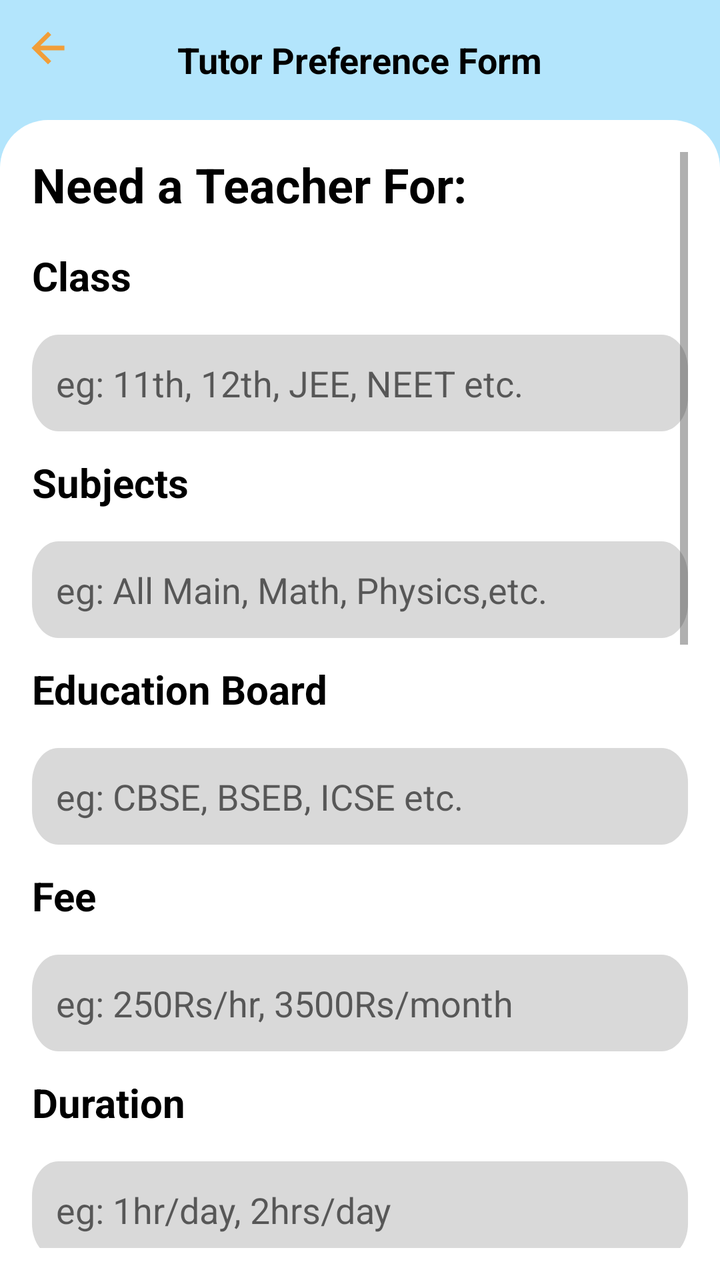
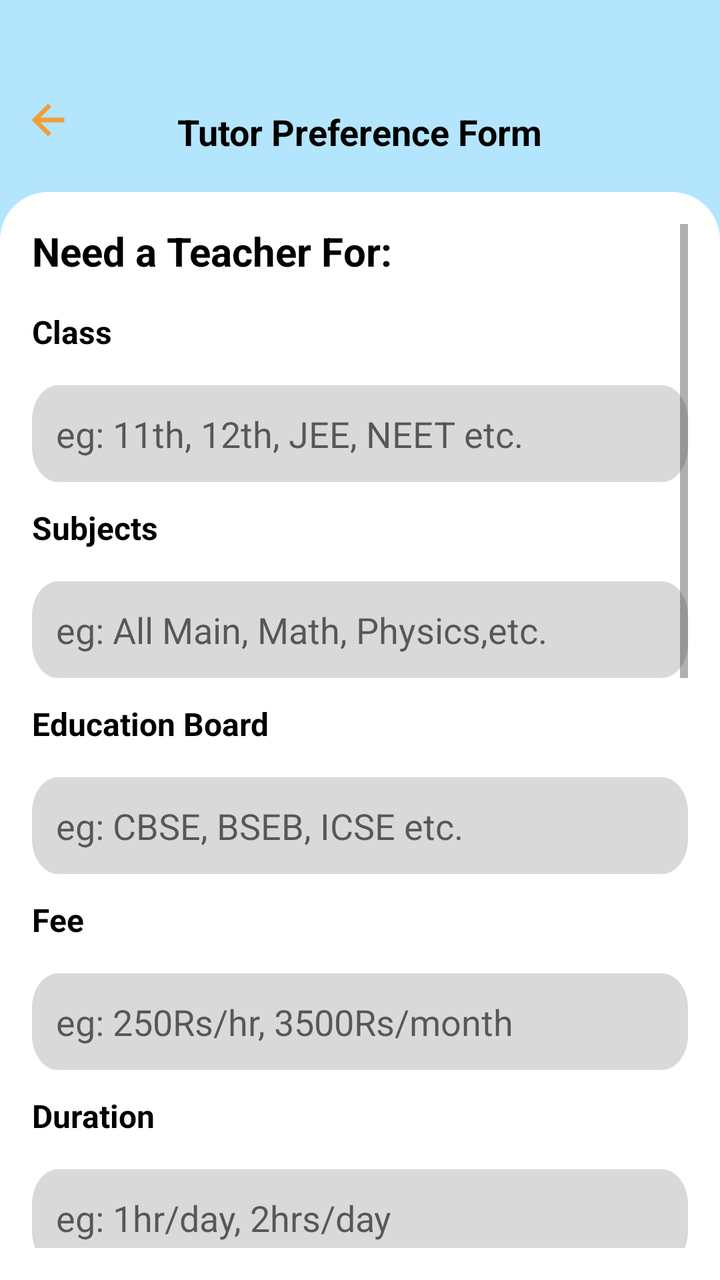

Screens rendered from an Android XML layout before and after an edit, with the pre-edit source and the edit as a unified diff.
<!-- AndroidManifest.xml: application theme Theme.Seekshakcom -->
<!-- res/layout/activity_add_post.xml -->
<?xml version="1.0" encoding="utf-8"?>
<LinearLayout
    xmlns:android="http://schemas.android.com/apk/res/android"
    android:layout_width="match_parent"
    android:layout_height="match_parent"
    android:orientation="vertical"
    android:background="#B3E5FC">

    
    <RelativeLayout
        android:layout_width="match_parent"
        android:layout_height="60dp"
        android:background="#B3E5FC"
        android:padding="12dp">

        <ImageView
            android:id="@+id/backArrow"
            android:layout_width="24dp"
            android:layout_height="24dp"
            android:layout_alignParentStart="true"
            android:src="@drawable/ic_back_arrow"
            android:contentDescription="Back" />

        <TextView
            android:id="@+id/headerTitle"
            android:layout_width="wrap_content"
            android:layout_height="wrap_content"
            android:text="Tutor Preference Form"
            android:textSize="18sp"
            android:textColor="#000000"
            android:layout_centerInParent="true"
            android:textStyle="bold" />
    </RelativeLayout>

    
    <ScrollView
        android:layout_width="match_parent"
        android:layout_height="0dp"
        android:layout_weight="1"
        android:padding="16dp"
        android:background="@drawable/form_bg">

        <LinearLayout
            android:layout_width="match_parent"
            android:layout_height="wrap_content"
            android:orientation="vertical">

            
            <TextView
                android:layout_width="wrap_content"
                android:layout_height="wrap_content"
                android:text="Need a Teacher For:"
                android:textStyle="bold"
                android:textSize="24sp"
                android:textColor="#000000"
                android:layout_marginBottom="16dp" />

            
            <TextView
                android:layout_width="wrap_content"
                android:layout_height="wrap_content"
                android:text="Class "
                android:textStyle="bold"
                android:textSize="20sp"
                android:textColor="#000000"
                android:layout_marginBottom="16dp" />
            <EditText
                android:id="@+id/classEditText"
                android:layout_width="match_parent"
                android:layout_height="wrap_content"
                android:hint="eg: 11th, 12th, JEE, NEET etc."
                android:background="@drawable/bg_edittext_rounded"
                android:padding="12dp"
                android:layout_marginBottom="12dp"/>

            
            <TextView
                android:layout_width="wrap_content"
                android:layout_height="wrap_content"
                android:text="Subjects "
                android:textStyle="bold"
                android:textSize="20sp"
                android:textColor="#000000"
                android:layout_marginBottom="16dp" />
            <EditText
                android:id="@+id/subjectEditText"
                android:layout_width="match_parent"
                android:layout_height="wrap_content"
                android:hint="eg: All Main, Math, Physics,etc."
                android:background="@drawable/bg_edittext_rounded"
                android:padding="12dp"
                android:layout_marginBottom="12dp"/>

            
            <TextView
                android:layout_width="wrap_content"
                android:layout_height="wrap_content"
                android:text="Education Board "
                android:textStyle="bold"
                android:textSize="20sp"
                android:textColor="#000000"
                android:layout_marginBottom="16dp" />

            <EditText
                android:id="@+id/edu_board"
                android:layout_width="match_parent"
                android:layout_height="wrap_content"
                android:autofillHints="CBSE BSEB, ICSE"
                android:hint="eg: CBSE, BSEB, ICSE etc."
                android:background="@drawable/bg_edittext_rounded"
                android:padding="12dp"
                android:layout_marginBottom="12dp"/>

            
            <TextView
                android:layout_width="wrap_content"
                android:layout_height="wrap_content"
                android:text="Fee "
                android:textStyle="bold"
                android:textSize="20sp"
                android:textColor="#000000"
                android:layout_marginBottom="16dp" />

            <EditText
                android:id="@+id/feeEditText"
                android:layout_width="match_parent"
                android:layout_height="wrap_content"
                android:hint="eg: 250Rs/hr, 3500Rs/month"
                android:background="@drawable/bg_edittext_rounded"
                android:padding="12dp"
                android:inputType="number"
                android:layout_marginBottom="12dp"/>

            
            <TextView
                android:layout_width="wrap_content"
                android:layout_height="wrap_content"
                android:text="Duration "
                android:textStyle="bold"
                android:textSize="20sp"
                android:textColor="#000000"
                android:layout_marginBottom="16dp" />

            <EditText
                android:id="@+id/durationEditText"
                android:layout_width="match_parent"
                android:layout_height="wrap_content"
                android:hint="eg: 1hr/day, 2hrs/day"
                android:background="@drawable/bg_edittext_rounded"
                android:padding="12dp"
                android:layout_marginBottom="12dp"/>

            
            <TextView
                android:layout_width="wrap_content"
                android:layout_height="wrap_content"
                android:text="Number of Classes"
                android:textStyle="bold"
                android:textSize="20sp"
                android:textColor="#000000"
                android:layout_marginBottom="16dp" />
            <EditText
                android:id="@+id/noOfClassesEditText"
                android:layout_width="match_parent"
                android:layout_height="wrap_content"
                android:hint="eg: 5-6 days/week"
                android:background="@drawable/bg_edittext_rounded"
                android:padding="12dp"
                android:layout_marginBottom="12dp"/>

            
            <TextView
                android:layout_width="wrap_content"
                android:layout_height="wrap_content"
                android:text="Gender Preference "
                android:textStyle="bold"
                android:textSize="20sp"
                android:textColor="#000000"
                android:layout_marginBottom="16dp" />

            <Spinner
                android:id="@+id/genderSpinner"
                android:layout_width="match_parent"
                android:layout_height="45sp"
                android:background="@drawable/bg_edittext_rounded"
                android:padding="12dp"
                android:layout_marginBottom="12dp"/>

            
            <TextView
                android:layout_width="wrap_content"
                android:layout_height="wrap_content"
                android:text="Demo scheduled "
                android:textStyle="bold"
                android:textSize="20sp"
                android:textColor="#000000"
                android:layout_marginBottom="16dp" />

            <LinearLayout
                android:layout_width="match_parent"
                android:layout_height="wrap_content"
                android:orientation="horizontal"
                android:background="@drawable/bg_edittext_rounded"
                android:padding="12dp"
                android:gravity="center_vertical"
                android:layout_marginBottom="12dp">

                <EditText
                    android:id="@+id/demoClassDateEditText"
                    android:layout_width="0dp"
                    android:layout_height="wrap_content"
                    android:layout_weight="1"
                    android:hint="Scheduled Demo Class"
                    android:background="@android:color/transparent"
                    android:focusable="false"
                    android:clickable="true"/>

                <ImageView
                    android:id="@+id/calendarIcon"
                    android:layout_width="24dp"
                    android:layout_height="24dp"
                    android:src="@drawable/ic_calendar"
                    android:contentDescription="Calendar" />
            </LinearLayout>

            
            <TextView
                android:layout_width="wrap_content"
                android:layout_height="wrap_content"
                android:text="Mode of Class "
                android:textStyle="bold"
                android:textSize="20sp"
                android:textColor="#000000"
                android:layout_marginBottom="16dp" />

            <Spinner
                android:id="@+id/modeOfClassesSpinner"
                android:layout_width="match_parent"
                android:layout_height="45sp"
                android:background="@drawable/bg_edittext_rounded"
                android:padding="12dp"
                android:layout_marginBottom="12dp"/>

            
            <TextView
                android:layout_width="wrap_content"
                android:layout_height="wrap_content"
                android:text="Minimum Qualification "
                android:textStyle="bold"
                android:textSize="20sp"
                android:textColor="#000000"
                android:layout_marginBottom="16dp" />

            <EditText
                android:id="@+id/minQualificationEditText"
                android:layout_width="match_parent"
                android:layout_height="wrap_content"
                android:hint="eg: 12th, BA, BSc, MA, BTech etc."
                android:background="@drawable/bg_edittext_rounded"
                android:padding="12dp"
                android:layout_marginBottom="12dp"/>

            
            <TextView
                android:layout_width="wrap_content"
                android:layout_height="wrap_content"
                android:text="Special Requirements "
                android:textStyle="bold"
                android:textSize="20sp"
                android:textColor="#000000"
                android:layout_marginBottom="16dp" />

            <EditText
                android:id="@+id/specialRequirementEditText"
                android:layout_width="match_parent"
                android:layout_height="65sp"
                android:hint="eg: Good Communication Skills"
                android:background="@drawable/bg_edittext_rounded"
                android:padding="12dp"
                android:minLines="3"
                android:gravity="top|start"
                android:inputType="textMultiLine"
                android:layout_marginBottom="20dp"/>

            
            <Button
                android:id="@+id/submitButton"
                android:layout_width="match_parent"
                android:layout_height="wrap_content"
                android:text="SUBMIT"
                android:backgroundTint="#071E64"
                android:textColor="#FFFFFF"
                android:textStyle="bold"
                android:padding="12dp"
                android:textSize="16sp"
                android:layout_marginBottom="24dp"/>

        </LinearLayout>
    </ScrollView>

</LinearLayout>
<!-- resources referenced by this layout -->
<resources>
  <!-- drawable bg_edittext_rounded (drawable) -->
  <vector
      xmlns:android="http://schemas.android.com/apk/res/android"
      xmlns:aapt="http://schemas.android.com/aapt"
      android:width="372dp"
      android:height="42dp"
      android:viewportWidth="372"
      android:viewportHeight="42"
      >
      <group>
          <clip-path
              android:pathData="M15 0H357C365.284 0 372 6.71573 372 15V27C372 35.2843 365.284 42 357 42H15C6.71573 42 0 35.2843 0 27V15C0 6.71573 6.71573 0 15 0Z"
              />
          <path
              android:pathData="M0 0V42H372V0"
              android:fillColor="#D9D9D9"
              />
      </group>
  </vector>
  <!-- drawable form_bg (drawable) -->
  <?xml version="1.0" encoding="utf-8"?>
  <shape xmlns:android="http://schemas.android.com/apk/res/android" android:shape="rectangle">
      <solid android:color="#FFFFFF" /> 
  
      <corners
          android:topLeftRadius="24dp"
          android:topRightRadius="24dp"
          android:bottomLeftRadius="0dp"
          android:bottomRightRadius="0dp" />
  </shape>
  <!-- drawable ic_back_arrow (drawable) -->
  <vector xmlns:android="http://schemas.android.com/apk/res/android"
      android:width="24dp"
      android:height="24dp"
      android:viewportWidth="960"
      android:viewportHeight="960">
    <path
        android:pathData="m326.15,525.5 l218.74,218.74L480,808.13 151.87,480 480,151.87l64.89,63.89L326.15,434.5h481.98v91L326.15,525.5Z"
        android:fillColor="#F19E39"/>
  </vector>
  <style name="Theme.Seekshakcom" parent="Theme.AppCompat.Light.NoActionBar">
          
          <item name="colorPrimary">@color/black</item>
          <item name="colorPrimaryDark">@color/purple_700</item>
          <item name="colorAccent">@color/teal_200</item>
      </style>
  <color name="black">#FF000000</color>
  <color name="purple_700">#FF3700B3</color>
  <color name="teal_200">#FF03DAC5</color>
  <!-- unchanged entries left out for length: 1 -->
</resources>

<!-- the commit's change to res/layout/activity_add_post.xml (unified diff, before → after) -->
@@ -4,7 +4,8 @@
     android:layout_width="match_parent"
     android:layout_height="match_parent"
     android:orientation="vertical"
-    android:background="#B3E5FC">
+    android:background="#B3E5FC"
+    android:paddingTop="36dp">
 
     
     <RelativeLayout
@@ -51,7 +52,7 @@
                 android:layout_height="wrap_content"
                 android:text="Need a Teacher For:"
                 android:textStyle="bold"
-                android:textSize="24sp"
+                android:textSize="20sp"
                 android:textColor="#000000"
                 android:layout_marginBottom="16dp" />
 
@@ -61,7 +62,7 @@
                 android:layout_height="wrap_content"
                 android:text="Class "
                 android:textStyle="bold"
-                android:textSize="20sp"
+                android:textSize="16sp"
                 android:textColor="#000000"
                 android:layout_marginBottom="16dp" />
             <EditText
@@ -79,7 +80,7 @@
                 android:layout_height="wrap_content"
                 android:text="Subjects "
                 android:textStyle="bold"
-                android:textSize="20sp"
+                android:textSize="16sp"
                 android:textColor="#000000"
                 android:layout_marginBottom="16dp" />
             <EditText
@@ -97,7 +98,7 @@
                 android:layout_height="wrap_content"
                 android:text="Education Board "
                 android:textStyle="bold"
-                android:textSize="20sp"
+                android:textSize="16sp"
                 android:textColor="#000000"
                 android:layout_marginBottom="16dp" />
 
@@ -117,7 +118,7 @@
                 android:layout_height="wrap_content"
                 android:text="Fee "
                 android:textStyle="bold"
-                android:textSize="20sp"
+                android:textSize="16sp"
                 android:textColor="#000000"
                 android:layout_marginBottom="16dp" />
 
@@ -137,7 +138,7 @@
                 android:layout_height="wrap_content"
                 android:text="Duration "
                 android:textStyle="bold"
-                android:textSize="20sp"
+                android:textSize="16sp"
                 android:textColor="#000000"
                 android:layout_marginBottom="16dp" />
 
@@ -156,7 +157,7 @@
                 android:layout_height="wrap_content"
                 android:text="Number of Classes"
                 android:textStyle="bold"
-                android:textSize="20sp"
+                android:textSize="16sp"
                 android:textColor="#000000"
                 android:layout_marginBottom="16dp" />
             <EditText
@@ -174,7 +175,7 @@
                 android:layout_height="wrap_content"
                 android:text="Gender Preference "
                 android:textStyle="bold"
-                android:textSize="20sp"
+                android:textSize="16sp"
                 android:textColor="#000000"
                 android:layout_marginBottom="16dp" />
 
@@ -192,7 +193,7 @@
                 android:layout_height="wrap_content"
                 android:text="Demo scheduled "
                 android:textStyle="bold"
-                android:textSize="20sp"
+                android:textSize="16sp"
                 android:textColor="#000000"
                 android:layout_marginBottom="16dp" />
 
@@ -229,7 +230,7 @@
                 android:layout_height="wrap_content"
                 android:text="Mode of Class "
                 android:textStyle="bold"
-                android:textSize="20sp"
+                android:textSize="16sp"
                 android:textColor="#000000"
                 android:layout_marginBottom="16dp" />
 
@@ -247,7 +248,7 @@
                 android:layout_height="wrap_content"
                 android:text="Minimum Qualification "
                 android:textStyle="bold"
-                android:textSize="20sp"
+                android:textSize="16sp"
                 android:textColor="#000000"
                 android:layout_marginBottom="16dp" />
 
@@ -266,7 +267,7 @@
                 android:layout_height="wrap_content"
                 android:text="Special Requirements "
                 android:textStyle="bold"
-                android:textSize="20sp"
+                android:textSize="16sp"
                 android:textColor="#000000"
                 android:layout_marginBottom="16dp" />
 
@@ -285,10 +286,11 @@
             
             <Button
                 android:id="@+id/submitButton"
-                android:layout_width="match_parent"
-                android:layout_height="wrap_content"
+                android:layout_width="wrap_content"
+                android:layout_height="wrap_content"
+                android:layout_gravity="center_horizontal"
                 android:text="SUBMIT"
-                android:backgroundTint="#071E64"
+                android:background="@drawable/submit_form_bg"
                 android:textColor="#FFFFFF"
                 android:textStyle="bold"
                 android:padding="12dp"
<!-- resource entries referenced after the edit -->
@@ -40,6 +40,25 @@
         android:pathData="m326.15,525.5 l218.74,218.74L480,808.13 151.87,480 480,151.87l64.89,63.89L326.15,434.5h481.98v91L326.15,525.5Z"
         android:fillColor="#F19E39"/>
   </vector>
+  <!-- drawable submit_form_bg (drawable) -->
+  <vector
+      xmlns:android="http://schemas.android.com/apk/res/android"
+      xmlns:aapt="http://schemas.android.com/aapt"
+      android:width="215dp"
+      android:height="48dp"
+      android:viewportWidth="215"
+      android:viewportHeight="48"
+      >
+      <group>
+          <clip-path
+              android:pathData="M24 0H191C204.255 0 215 10.7452 215 24C215 37.2548 204.255 48 191 48H24C10.7452 48 0 37.2548 0 24C0 10.7452 10.7452 0 24 0Z"
+              />
+          <path
+              android:pathData="M0 0V48H215V0"
+              android:fillColor="#191970"
+              />
+      </group>
+  </vector>
   <style name="Theme.Seekshakcom" parent="Theme.AppCompat.Light.NoActionBar">
           
           <item name="colorPrimary">@color/black</item>
